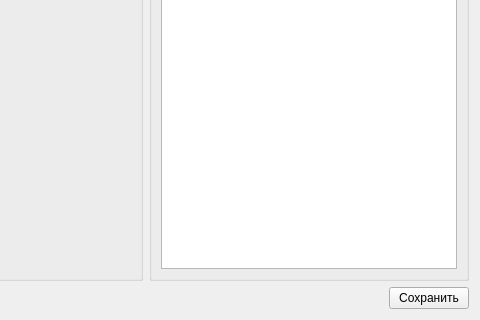
This is src/departments/departmenteditwidget.ui in megakoko/m-system as Qt 5 draws it before an edit; both pictures show x 188 to 668 and y 152 to 472 of the 668 by 472 pixel window. The edited form follows.
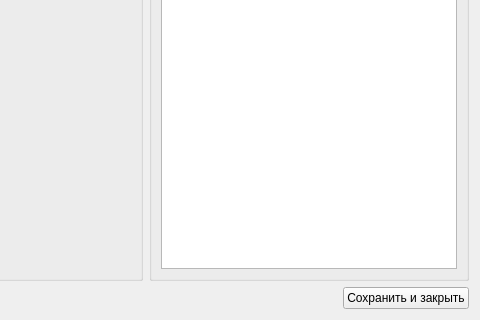
This is the edited form. Icons and pictures are not drawn.

Commit message: Изменил надписи на кнопках "Сохранить" —> "Сохранить и закрыть".

The edit to the form file:
```diff
--- a/src/departments/departmenteditwidget.ui
+++ b/src/departments/departmenteditwidget.ui
@@ -142,7 +142,7 @@
      <item>
       <widget class="QPushButton" name="m_save">
        <property name="text">
-        <string>Сохранить</string>
+        <string>Сохранить и закрыть</string>
        </property>
       </widget>
      </item>
```
The commit also changes 3 other files.
